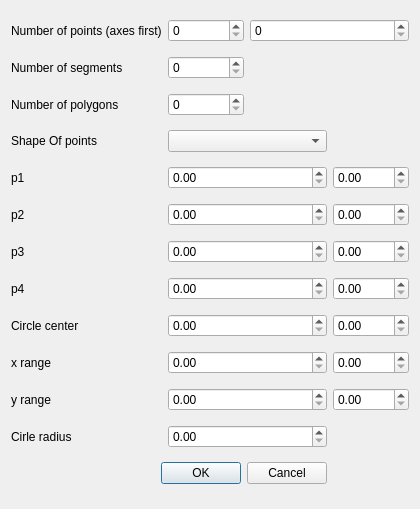
sikor/goView, file GenerationForm.ui: the form before one commit.
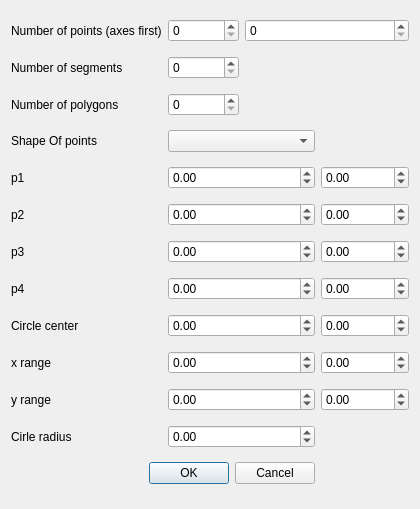
The form after the commit.

Commit message: Form ranges

```diff
--- a/GenerationForm.ui
+++ b/GenerationForm.ui
@@ -80,10 +80,21 @@
     </widget>
    </item>
    <item row="4" column="1" colspan="2">
-    <widget class="QDoubleSpinBox" name="p1x"/>
+    <widget class="QDoubleSpinBox" name="p1x">
+     <property name="minimum">
+      <double>-1000.000000000000000</double>
+     </property>
+     <property name="maximum">
+      <double>99999.000000000000000</double>
+     </property>
+    </widget>
    </item>
    <item row="4" column="3">
-    <widget class="QDoubleSpinBox" name="p1y"/>
+    <widget class="QDoubleSpinBox" name="p1y">
+     <property name="minimum">
+      <double>-999999999.000000000000000</double>
+     </property>
+    </widget>
    </item>
    <item row="5" column="0">
     <widget class="QLabel" name="p2Label">
@@ -93,10 +104,24 @@
     </widget>
    </item>
    <item row="5" column="1" colspan="2">
-    <widget class="QDoubleSpinBox" name="p2x"/>
+    <widget class="QDoubleSpinBox" name="p2x">
+     <property name="minimum">
+      <double>-9999.000000000000000</double>
+     </property>
+     <property name="maximum">
+      <double>999999999.000000000000000</double>
+     </property>
+    </widget>
    </item>
    <item row="5" column="3">
-    <widget class="QDoubleSpinBox" name="p2y"/>
+    <widget class="QDoubleSpinBox" name="p2y">
+     <property name="minimum">
+      <double>-999999999.000000000000000</double>
+     </property>
+     <property name="maximum">
+      <double>999999999.000000000000000</double>
+     </property>
+    </widget>
    </item>
    <item row="6" column="0">
     <widget class="QLabel" name="p3Label">
@@ -106,10 +131,24 @@
     </widget>
    </item>
    <item row="6" column="1" colspan="2">
-    <widget class="QDoubleSpinBox" name="p3x"/>
+    <widget class="QDoubleSpinBox" name="p3x">
+     <property name="minimum">
+      <double>-99999.000000000000000</double>
+     </property>
+     <property name="maximum">
+      <double>999999999.000000000000000</double>
+     </property>
+    </widget>
    </item>
    <item row="6" column="3">
-    <widget class="QDoubleSpinBox" name="p3y"/>
+    <widget class="QDoubleSpinBox" name="p3y">
+     <property name="minimum">
+      <double>-999999999.000000000000000</double>
+     </property>
+     <property name="maximum">
+      <double>999999999.000000000000000</double>
+     </property>
+    </widget>
    </item>
    <item row="7" column="0">
     <widget class="QLabel" name="p4Label">
@@ -119,10 +158,24 @@
     </widget>
    </item>
    <item row="7" column="1" colspan="2">
-    <widget class="QDoubleSpinBox" name="p4x"/>
+    <widget class="QDoubleSpinBox" name="p4x">
+     <property name="minimum">
+      <double>-9999.000000000000000</double>
+     </property>
+     <property name="maximum">
+      <double>999999999.000000000000000</double>
+     </property>
+    </widget>
    </item>
    <item row="7" column="3">
-    <widget class="QDoubleSpinBox" name="p4y"/>
+    <widget class="QDoubleSpinBox" name="p4y">
+     <property name="minimum">
+      <double>-10000.000000000000000</double>
+     </property>
+     <property name="maximum">
+      <double>999999999.000000000000000</double>
+     </property>
+    </widget>
    </item>
    <item row="8" column="0">
     <widget class="QLabel" name="circleCenterLabel">
@@ -132,10 +185,24 @@
     </widget>
    </item>
    <item row="8" column="1" colspan="2">
-    <widget class="QDoubleSpinBox" name="circleX"/>
+    <widget class="QDoubleSpinBox" name="circleX">
+     <property name="minimum">
+      <double>-999.000000000000000</double>
+     </property>
+     <property name="maximum">
+      <double>999999999.000000000000000</double>
+     </property>
+    </widget>
    </item>
    <item row="8" column="3">
-    <widget class="QDoubleSpinBox" name="circleY"/>
+    <widget class="QDoubleSpinBox" name="circleY">
+     <property name="minimum">
+      <double>-1000.000000000000000</double>
+     </property>
+     <property name="maximum">
+      <double>999999999.000000000000000</double>
+     </property>
+    </widget>
    </item>
    <item row="9" column="0">
     <widget class="QLabel" name="xRangeLabel">
@@ -145,10 +212,24 @@
     </widget>
    </item>
    <item row="9" column="1" colspan="2">
-    <widget class="QDoubleSpinBox" name="xRangeMin"/>
+    <widget class="QDoubleSpinBox" name="xRangeMin">
+     <property name="minimum">
+      <double>-999.000000000000000</double>
+     </property>
+     <property name="maximum">
+      <double>999999999.000000000000000</double>
+     </property>
+    </widget>
    </item>
    <item row="9" column="3">
-    <widget class="QDoubleSpinBox" name="xRangeMax"/>
+    <widget class="QDoubleSpinBox" name="xRangeMax">
+     <property name="minimum">
+      <double>-10000.000000000000000</double>
+     </property>
+     <property name="maximum">
+      <double>999999999.000000000000000</double>
+     </property>
+    </widget>
    </item>
    <item row="10" column="0">
     <widget class="QLabel" name="yRangeLabel">
@@ -158,10 +239,24 @@
     </widget>
    </item>
    <item row="10" column="1" colspan="2">
-    <widget class="QDoubleSpinBox" name="yRangeMin"/>
+    <widget class="QDoubleSpinBox" name="yRangeMin">
+     <property name="minimum">
+      <double>-1000.000000000000000</double>
+     </property>
+     <property name="maximum">
+      <double>999999999.000000000000000</double>
+     </property>
+    </widget>
    </item>
    <item row="10" column="3">
-    <widget class="QDoubleSpinBox" name="yRangeMax"/>
+    <widget class="QDoubleSpinBox" name="yRangeMax">
+     <property name="minimum">
+      <double>-1000.000000000000000</double>
+     </property>
+     <property name="maximum">
+      <double>999999999.000000000000000</double>
+     </property>
+    </widget>
    </item>
    <item row="11" column="0">
     <widget class="QLabel" name="cirleRadiusLabel">
@@ -171,7 +266,14 @@
     </widget>
    </item>
    <item row="11" column="1" colspan="2">
-    <widget class="QDoubleSpinBox" name="cirleRadius"/>
+    <widget class="QDoubleSpinBox" name="cirleRadius">
+     <property name="minimum">
+      <double>-1000.000000000000000</double>
+     </property>
+     <property name="maximum">
+      <double>999999999.000000000000000</double>
+     </property>
+    </widget>
    </item>
    <item row="12" column="0" colspan="3">
     <widget class="QDialogButtonBox" name="buttonBox">
```
